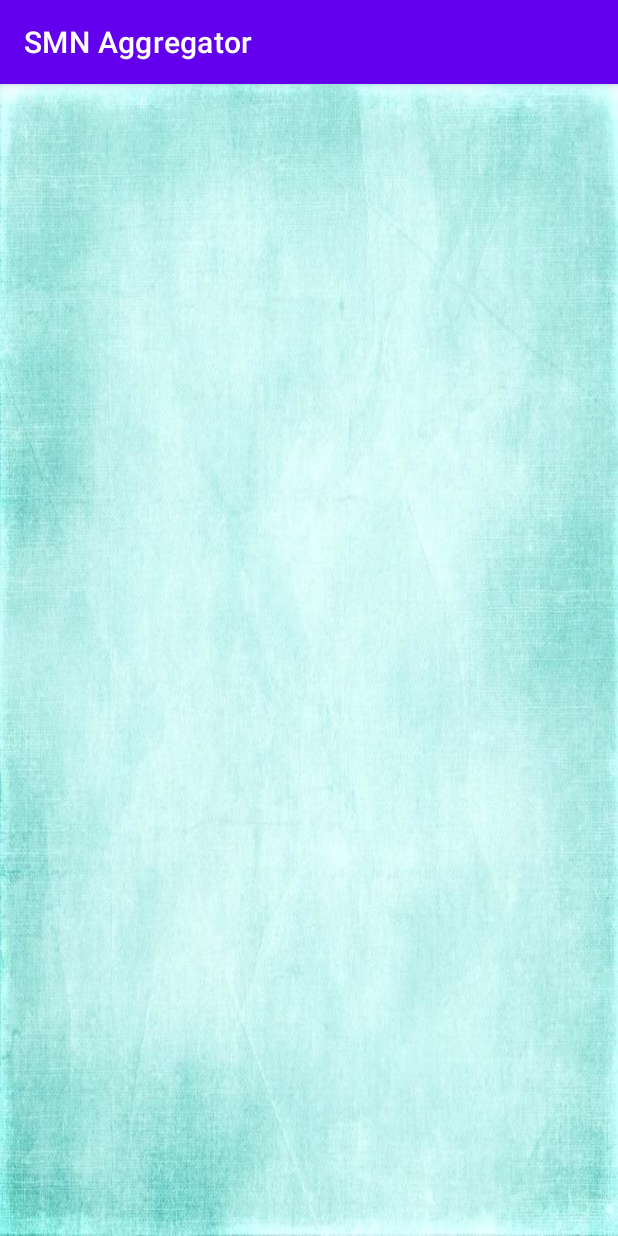
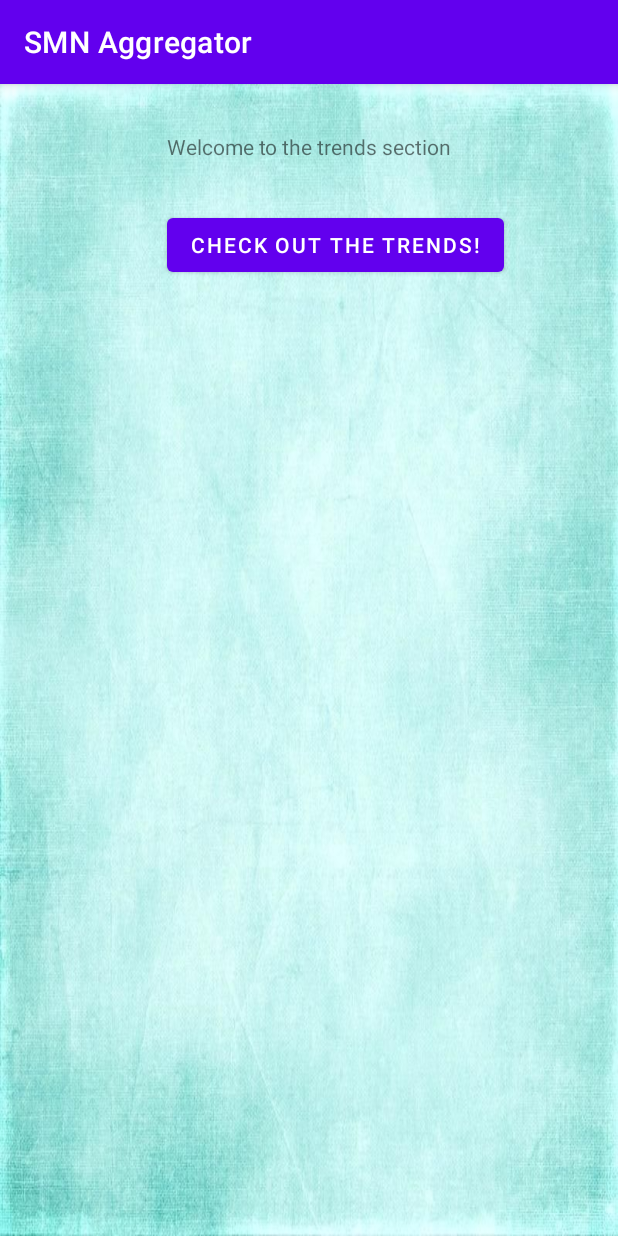
Before and after one commit to AnastasiaTsav/Social-Media-Network-Aggregator, an Android app: the TrendsActivity screen opened directly, with no data from a screen before it, on a phone screen of 412 x 824 dp. Run offline under Robolectric (Android 15) with nearby library versions, the phone set to English and light mode, and no system bars.

Commit message:
Tweeter Trends download and print. new layout for activity_trends.xml new classes Post and JsonParser

```diff
--- a/app/src/main/java/com/example/smnaggregator/HashtagActivity.java
+++ b/app/src/main/java/com/example/smnaggregator/HashtagActivity.java
@@ -35,6 +35,7 @@ public class HashtagActivity extends AppCompatActivity implements Serializable {
 
     private FirebaseAuth mAuth;
     private FirebaseAuth.AuthStateListener mAuthListener;
+
 
 
     @Override
--- a/app/src/main/java/com/example/smnaggregator/TrendsActivity.java
+++ b/app/src/main/java/com/example/smnaggregator/TrendsActivity.java
@@ -2,6 +2,8 @@ package com.example.smnaggregator;
 
 import android.os.Bundle;
 import android.util.Log;
+import android.view.View;
+import android.widget.Button;
 
 import androidx.appcompat.app.AppCompatActivity;
 
@@ -9,20 +11,28 @@ public class TrendsActivity extends AppCompatActivity {
 
     private static final String TAG = "RestAPI";
     private static final String REMOTE_API ="https://api.twitter.com/1.1/trends/place.json?id=23424833";
+    private Button findTrendsBtn;
 
     //  private static final String REMOTE_API="https://jsonplaceholder.typicode.com/posts/";
     @Override
     protected void onCreate(Bundle savedInstanceState) {
         super.onCreate(savedInstanceState);
         setContentView(R.layout.activity_trends);
+        findTrendsBtn=findViewById(R.id.findTrendsButton);
+        findTrendsBtn.setOnClickListener(new View.OnClickListener() {
+            @Override
+            public void onClick(View v) {
+                Log.d(TAG,"onCreate: Starting download of trending hashtags");
 
-        Log.d(TAG,"onCreate: Starting download of trending hashtags");
+                GetDataTask getDataTaskObject = new GetDataTask();
 
-        GetDataTask getDataTaskObject = new GetDataTask();
+                getDataTaskObject.execute(REMOTE_API);
 
-        getDataTaskObject.execute(REMOTE_API);
+                Log.d(TAG, "FINISHED downloading of trending hashtags");
+            }
+        });
 
-        Log.d(TAG, "FINISHED downloading of trending hashtags");
+
 
 
 
--- a/app/src/main/res/layout/activity_trends.xml
+++ b/app/src/main/res/layout/activity_trends.xml
@@ -1,7 +1,41 @@
 <?xml version="1.0" encoding="utf-8"?>
 <androidx.constraintlayout.widget.ConstraintLayout xmlns:android="http://schemas.android.com/apk/res/android"
+    xmlns:app="http://schemas.android.com/apk/res-auto"
     xmlns:tools="http://schemas.android.com/tools"
     android:layout_width="match_parent"
     android:layout_height="match_parent"
     android:background="@drawable/sign"
-    tools:context=".TrendsActivity" />
+    tools:context=".TrendsActivity">
+
+    <TextView
+        android:id="@+id/TrendsWelcome"
+        android:layout_width="wrap_content"
+        android:layout_height="wrap_content"
+        android:layout_marginTop="32dp"
+        android:text="Welcome to the trends section"
+        app:layout_constraintEnd_toEndOf="parent"
+        app:layout_constraintStart_toStartOf="parent"
+        app:layout_constraintTop_toTopOf="parent" />
+
+    <Button
+        android:id="@+id/findTrendsButton"
+        android:layout_width="wrap_content"
+        android:layout_height="wrap_content"
+        android:layout_marginTop="32dp"
+        android:text="Check Out The Trends!"
+        app:layout_constraintStart_toStartOf="@+id/TrendsWelcome"
+        app:layout_constraintTop_toBottomOf="@+id/TrendsWelcome" />
+
+    <ListView
+        android:id="@+id/trendsList"
+        android:layout_width="325dp"
+        android:layout_height="460dp"
+        android:layout_marginBottom="8dp"
+        app:layout_constraintBottom_toBottomOf="parent"
+        app:layout_constraintEnd_toEndOf="parent"
+        app:layout_constraintHorizontal_bias="0.495"
+        app:layout_constraintStart_toStartOf="parent"
+        app:layout_constraintTop_toBottomOf="@+id/findTrendsButton"
+        app:layout_constraintVertical_bias="0.736" />
+
+</androidx.constraintlayout.widget.ConstraintLayout>
--- a/app/src/main/res/values/strings.xml
+++ b/app/src/main/res/values/strings.xml
@@ -3,6 +3,7 @@
     <string name="facebook_app_id">192073005871681</string>
     <string name="fb_login_protocol_scheme">fb192073005871681</string>
     <string name="twittersecret">twittersecret</string>
+    <string name="twitter_oauth_verifier">oauth_verifier</string>
 
 
 </resources>
--- a/gradle.properties
+++ b/gradle.properties
@@ -17,3 +17,6 @@ org.gradle.jvmargs=-Xmx2048m -Dfile.encoding=UTF-8
 android.useAndroidX=true
 # Automatically convert third-party libraries to use AndroidX
 android.enableJetifier=true
+
+twitter_consumer_key = "zWKtvtcgKHZAiDUEtNaPDp0jf"
+twitter_consumer_secret = "7x0dzyIVRcUUQSqDZx8wI84ZYrSM0ptXJL0h5wvos9GhD5aNoI"
```
Also changed, not shown: app/src/main/java/com/example/smnaggregator/GetDataTask.java (+101 -22 lines), app/src/main/java/com/example/smnaggregator/JsonParser.java (added, +51 -0 lines), app/src/main/java/com/example/smnaggregator/Post.java (added, +59 -0 lines).
